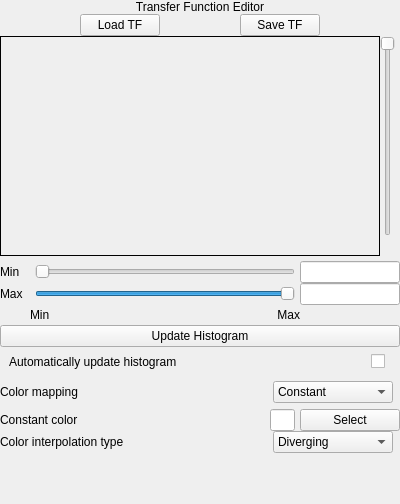
Qt form apps/vaporgui/TFWidgetGUI.ui (StasJ/vapor-formatted) before a commit.
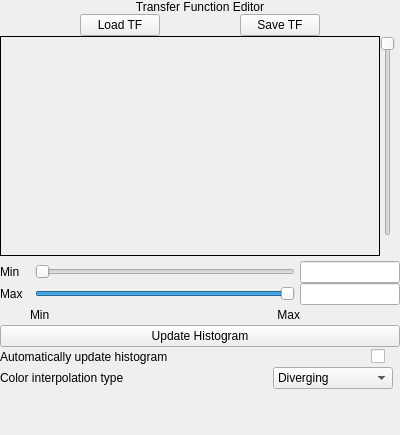
The same form after that commit. Custom widgets are drawn as their Qt base class.

Commit message: Removed color map settings from TFWidget

What changed in the file:
```diff
--- a/apps/vaporgui/TFWidgetGUI.ui
+++ b/apps/vaporgui/TFWidgetGUI.ui
@@ -7,7 +7,7 @@
     <x>0</x>
     <y>0</y>
     <width>400</width>
-    <height>504</height>
+    <height>435</height>
    </rect>
   </property>
   <property name="sizePolicy">
@@ -463,12 +463,18 @@
    <item>
     <widget class="QFrame" name="autoUpdateHistoFrame">
      <layout class="QHBoxLayout" name="horizontalLayout_21">
+      <property name="leftMargin">
+       <number>0</number>
+      </property>
       <property name="topMargin">
-       <number>5</number>
+       <number>0</number>
       </property>
       <property name="rightMargin">
        <number>15</number>
       </property>
+      <property name="bottomMargin">
+       <number>0</number>
+      </property>
       <item>
        <widget class="QLabel" name="autoUpdateHistoLabel">
         <property name="text">
@@ -505,144 +511,6 @@
      </layout>
     </widget>
    </item>
-   <item>
-    <widget class="QFrame" name="colorMappingFrame">
-     <layout class="QHBoxLayout" name="colorMappingLayout">
-      <property name="spacing">
-       <number>0</number>
-      </property>
-      <property name="leftMargin">
-       <number>0</number>
-      </property>
-      <property name="topMargin">
-       <number>0</number>
-      </property>
-      <property name="rightMargin">
-       <number>7</number>
-      </property>
-      <property name="bottomMargin">
-       <number>1</number>
-      </property>
-      <item>
-       <widget class="QLabel" name="colorVarLabel">
-        <property name="text">
-         <string>Color mapping</string>
-        </property>
-       </widget>
-      </item>
-      <item>
-       <spacer name="horizontalSpacer">
-        <property name="orientation">
-         <enum>Qt::Horizontal</enum>
-        </property>
-        <property name="sizeHint" stdset="0">
-         <size>
-          <width>40</width>
-          <height>0</height>
-         </size>
-        </property>
-       </spacer>
-      </item>
-      <item>
-       <widget class="QComboBox" name="colormapVarCombo">
-        <property name="minimumSize">
-         <size>
-          <width>120</width>
-          <height>0</height>
-         </size>
-        </property>
-        <property name="layoutDirection">
-         <enum>Qt::LeftToRight</enum>
-        </property>
-        <item>
-         <property name="text">
-          <string>Constant</string>
-         </property>
-        </item>
-       </widget>
-      </item>
-     </layout>
-    </widget>
-   </item>
-   <item>
-    <widget class="QFrame" name="constColorFrame">
-     <layout class="QHBoxLayout" name="constColorLayout">
-      <property name="spacing">
-       <number>5</number>
-      </property>
-      <property name="leftMargin">
-       <number>0</number>
-      </property>
-      <property name="topMargin">
-       <number>5</number>
-      </property>
-      <property name="rightMargin">
-       <number>0</number>
-      </property>
-      <property name="bottomMargin">
-       <number>0</number>
-      </property>
-      <item>
-       <widget class="QLabel" name="constColorLabel">
-        <property name="text">
-         <string>Constant color</string>
-        </property>
-       </widget>
-      </item>
-      <item>
-       <spacer name="horizontalSpacer_2">
-        <property name="orientation">
-         <enum>Qt::Horizontal</enum>
-        </property>
-        <property name="sizeHint" stdset="0">
-         <size>
-          <width>40</width>
-          <height>0</height>
-         </size>
-        </property>
-       </spacer>
-      </item>
-      <item>
-       <widget class="QLineEdit" name="colorDisplay">
-        <property name="maximumSize">
-         <size>
-          <width>25</width>
-          <height>16777215</height>
-         </size>
-        </property>
-        <property name="readOnly">
-         <bool>true</bool>
-        </property>
-       </widget>
-      </item>
-      <item>
-       <widget class="QPushButton" name="colorSelectButton">
-        <property name="minimumSize">
-         <size>
-          <width>100</width>
-          <height>0</height>
-         </size>
-        </property>
-        <property name="maximumSize">
-         <size>
-          <width>100</width>
-          <height>16777215</height>
-         </size>
-        </property>
-        <property name="text">
-         <string>Select</string>
-        </property>
-        <property name="iconSize">
-         <size>
-          <width>16</width>
-          <height>16</height>
-         </size>
-        </property>
-       </widget>
-      </item>
-     </layout>
-    </widget>
-   </item>
    <item>
     <widget class="QFrame" name="colorInterpolationFrame">
      <layout class="QHBoxLayout" name="horizontalLayout">
```
The commit also changes 3 other files.
